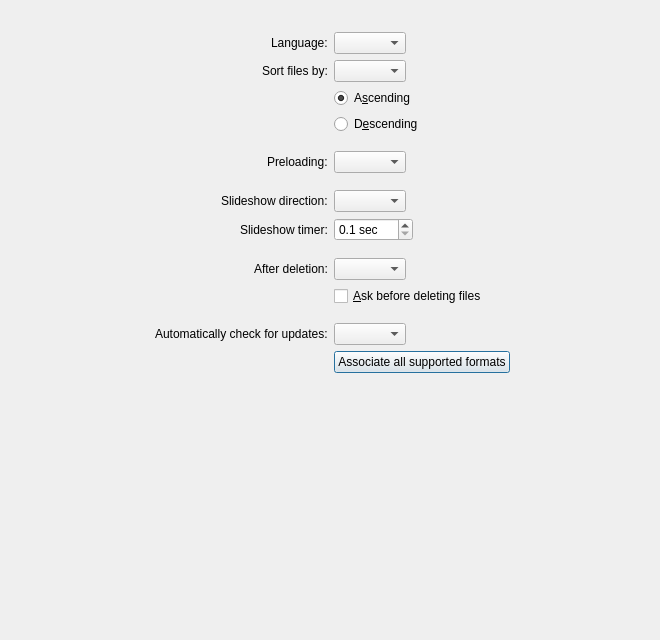
Qt form src/qvoptionsdialog.ui (inostarlin-passion/Fovelle) before a commit.
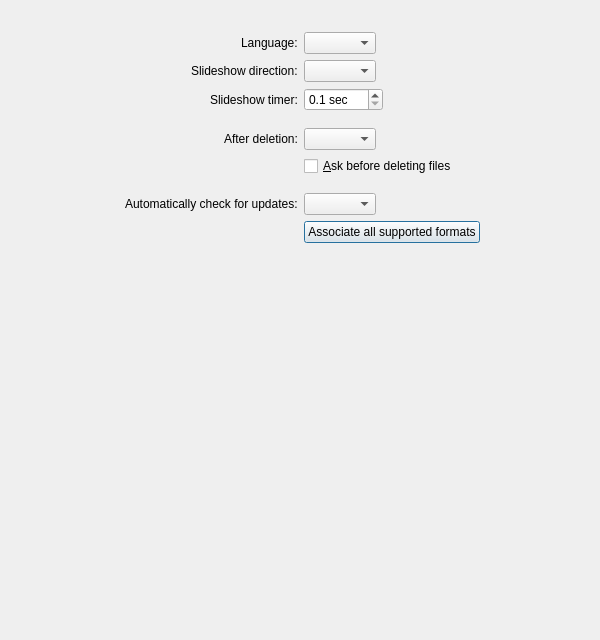
The same form after that commit. The open tabs and pages were chosen to show the change.

```diff
--- a/src/qvoptionsdialog.ui
+++ b/src/qvoptionsdialog.ui
@@ -9,7 +9,7 @@
    <rect>
     <x>0</x>
     <y>0</y>
-    <width>660</width>
+    <width>600</width>
     <height>640</height>
    </rect>
   </property>
@@ -240,76 +240,6 @@
           <item row="0" column="1">
            <widget class="QComboBox" name="langComboBox"/>
           </item>
-          <item row="1" column="0">
-           <widget class="QLabel" name="label_8">
-            <property name="text">
-             <string>Sort files by:</string>
-            </property>
-           </widget>
-          </item>
-          <item row="1" column="1">
-           <widget class="QComboBox" name="sortComboBox"/>
-          </item>
-          <item row="2" column="1">
-           <widget class="QRadioButton" name="descendingRadioButton0">
-            <property name="text">
-             <string>A&amp;scending</string>
-            </property>
-            <property name="checked">
-             <bool>true</bool>
-            </property>
-           </widget>
-          </item>
-          <item row="3" column="1">
-           <widget class="QRadioButton" name="descendingRadioButton1">
-            <property name="text">
-             <string>D&amp;escending</string>
-            </property>
-           </widget>
-          </item>
-          <item row="4" column="1">
-           <spacer name="horizontalSpacer_6">
-            <property name="orientation">
-             <enum>Qt::Orientation::Horizontal</enum>
-            </property>
-            <property name="sizeHint" stdset="0">
-             <size>
-              <width>40</width>
-              <height>5</height>
-             </size>
-            </property>
-           </spacer>
-          </item>
-          <item row="5" column="0">
-           <widget class="QLabel" name="label_7">
-            <property name="toolTip">
-             <string>Controls the amount of images preloaded</string>
-            </property>
-            <property name="text">
-             <string>Preloading:</string>
-            </property>
-           </widget>
-          </item>
-          <item row="5" column="1">
-           <widget class="QComboBox" name="preloadingComboBox">
-            <property name="toolTip">
-             <string>Controls the amount of images preloaded</string>
-            </property>
-           </widget>
-          </item>
-          <item row="8" column="1">
-           <spacer name="horizontalSpacer_5">
-            <property name="orientation">
-             <enum>Qt::Orientation::Horizontal</enum>
-            </property>
-            <property name="sizeHint" stdset="0">
-             <size>
-              <width>40</width>
-              <height>5</height>
-             </size>
-            </property>
-           </spacer>
-          </item>
           <item row="9" column="0">
            <widget class="QLabel" name="label_4">
             <property name="text">
```
Left out of the diff: 4 changed lines with no effect on the pictures.
